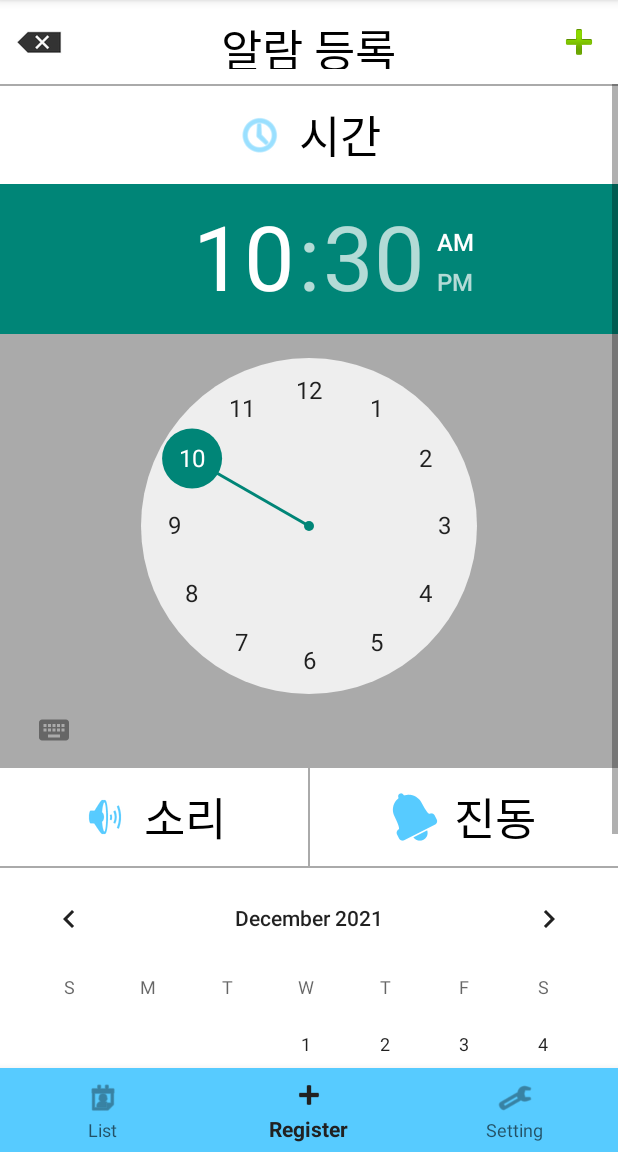
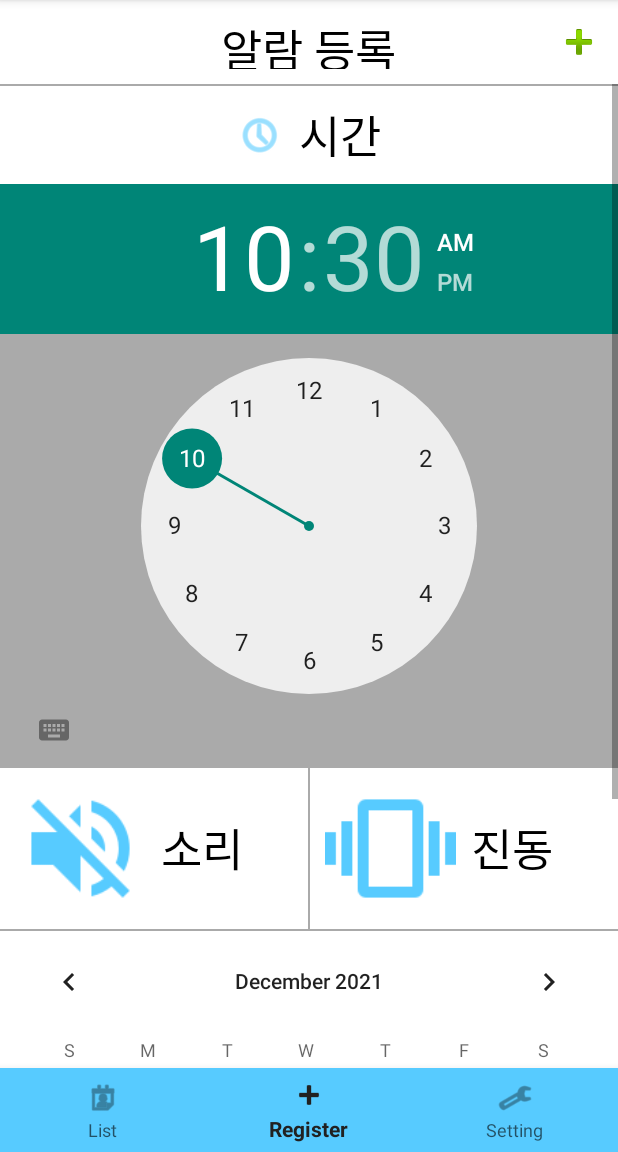
Before and after one commit to bywkd/jww_alarm, an Android app: the screen it shows after launch (MainActivity), item 2 of the bottom bar chosen, on a phone screen of 412 x 824 dp, the part 84-1236 px from its top. Run offline under Robolectric (Android 15) with nearby library versions, the phone set to English and light mode, and no system bars; our stand-ins replace Room's generated code.

Commit message:
alarm-0014: 1. Glide 이미지 추가 2. 버튼에 대한 안내팝업 추가 3. 락스크린에 대한 사운드, 진동 여부 추가

```diff
--- a/app/src/main/java/com/jww/alarm/MainActivity.kt
+++ b/app/src/main/java/com/jww/alarm/MainActivity.kt
@@ -65,7 +65,7 @@ class MainActivity : AppCompatActivity() {
         binding.bottomNV.selectedItemId = R.id.navi_list
     }
 
-    private fun loadFragment(viewType: VIEW_TYPE) {
+    fun loadFragment(viewType: VIEW_TYPE) {
         when (viewType) {
             VIEW_TYPE.ALARM_LIST -> {
 //                알람 목록 화면
--- a/app/src/main/java/com/jww/alarm/views/registerAlarmView/RegisterAlarmFragment.kt
+++ b/app/src/main/java/com/jww/alarm/views/registerAlarmView/RegisterAlarmFragment.kt
@@ -16,8 +16,11 @@ import androidx.activity.result.contract.ActivityResultContracts
 import androidx.appcompat.app.AppCompatActivity
 import androidx.lifecycle.ViewModelProvider
 import com.jww.alarm.MainActivity
+import com.jww.alarm.R
 import com.jww.alarm.bases.BaseFragment
 import com.jww.alarm.databinding.FragmentRegisterAlarmBinding
+import com.jww.alarm.eumes.VIEW_TYPE
+import com.jww.alarm.glides.GlideApp
 import com.jww.alarm.receiver.AlarmReceiver
 import com.jww.alarm.utils.DialogUtil
 import java.util.*
@@ -133,8 +136,14 @@ class RegisterAlarmFragment : BaseFragment() {
         vm.isSound.observe(viewLifecycleOwner, {
             if (it) {
 //                온 이미지
+                GlideApp.with(binding.ivSound)
+                    .load(R.drawable.baseline_volume_up_white_24)
+                    .into(binding.ivSound)
             } else {
 //                오프 이미지
+                GlideApp.with(binding.ivSound)
+                    .load(R.drawable.baseline_volume_off_white_24)
+                    .into(binding.ivSound)
             }
             Log.d("Won", "isSound = $it")
         })
@@ -142,8 +151,14 @@ class RegisterAlarmFragment : BaseFragment() {
         vm.isVibration.observe(viewLifecycleOwner, {
             if (it) {
 //                온 이미지
+                GlideApp.with(binding.ivVibration)
+                    .load(R.drawable.baseline_vibration_white_24)
+                    .into(binding.ivVibration)
             } else {
 //                오프 이미지
+                GlideApp.with(binding.ivVibration)
+                    .load(R.drawable.baseline_vibration_white_24_off)
+                    .into(binding.ivVibration)
             }
             Log.d("Won", "isVibration = $it")
         })
@@ -178,5 +193,6 @@ class RegisterAlarmFragment : BaseFragment() {
             vm.calendar.timeInMillis,
             pendingIntent
         )
+        currentAct.loadFragment(VIEW_TYPE.ALARM_LIST)
     }
 }
--- a/app/src/main/res/layout/fragment_register_alarm.xml
+++ b/app/src/main/res/layout/fragment_register_alarm.xml
@@ -1,5 +1,6 @@
 <?xml version="1.0" encoding="utf-8"?>
-<androidx.constraintlayout.widget.ConstraintLayout xmlns:android="http://schemas.android.com/apk/res/android"
+<androidx.constraintlayout.widget.ConstraintLayout
+    xmlns:android="http://schemas.android.com/apk/res/android"
     xmlns:app="http://schemas.android.com/apk/res-auto"
     android:layout_width="match_parent"
     android:layout_height="match_parent"
@@ -12,15 +13,6 @@
         android:background="@color/white"
         android:padding="10dp"
         app:layout_constraintTop_toTopOf="parent">
-
-        <ImageView
-            android:id="@+id/iv_close"
-            android:layout_width="wrap_content"
-            android:layout_height="wrap_content"
-            android:layout_gravity="start|center"
-            android:adjustViewBounds="true"
-            android:src="@android:drawable/ic_input_delete"
-            app:tint="@color/black" />
 
         <TextView
             android:layout_width="wrap_content"
@@ -98,20 +90,22 @@
                     android:background="@android:color/white"
                     android:gravity="center"
                     android:orientation="horizontal"
-                    android:padding="10dp">
+                    android:padding="10dp"
+                    android:weightSum="1">
 
                     <ImageView
                         android:id="@+id/iv_sound"
-                        android:layout_width="wrap_content"
+                        android:layout_width="0dp"
                         android:layout_height="wrap_content"
+                        android:layout_weight="0.5"
                         android:adjustViewBounds="true"
-                        android:src="@android:drawable/ic_lock_silent_mode_off"
                         app:tint="@color/basicColor" />
 
                     <TextView
-                        android:layout_width="wrap_content"
+                        android:layout_width="0dp"
                         android:layout_height="wrap_content"
                         android:layout_marginStart="10dp"
+                        android:layout_weight="0.5"
                         android:text="@string/sound"
                         android:textColor="@color/black"
                         android:textSize="30sp" />
@@ -130,20 +124,22 @@
                     android:background="@android:color/white"
                     android:gravity="center"
                     android:orientation="horizontal"
-                    android:padding="10dp">
+                    android:padding="10dp"
+                    android:weightSum="1">
 
                     <ImageView
                         android:id="@+id/iv_vibration"
-                        android:layout_width="wrap_content"
+                        android:layout_width="0dp"
                         android:layout_height="wrap_content"
+                        android:layout_weight="0.5"
                         android:adjustViewBounds="true"
-                        android:src="@android:drawable/ic_popup_reminder"
                         app:tint="@color/basicColor" />
 
                     <TextView
-                        android:layout_width="wrap_content"
+                        android:layout_width="0dp"
                         android:layout_height="wrap_content"
                         android:layout_marginStart="10dp"
+                        android:layout_weight="0.5"
                         android:text="@string/vibration"
                         android:textColor="@color/black"
                         android:textSize="30sp" />
```
Also changed, not shown: app/build.gradle (+7 -1 lines), app/src/main/java/com/jww/alarm/glides/JwwGlide.kt (added, +8 -0 lines), app/src/main/java/com/jww/alarm/receiver/AlarmReceiver.kt (+10 -6 lines), app/src/main/java/com/jww/alarm/views/alarmListView/AlarmListAdapter.kt (+10 -7 lines), app/src/main/java/com/jww/alarm/views/alarmLockScreen/AlarmLockScreenActivity.kt (+16 -8 lines), app/src/main/res/drawable/baseline_vibration_white_24.png (added), app/src/main/res/drawable/baseline_vibration_white_24_off.png (added), app/src/main/res/drawable/baseline_vibration_white_48.png (added), app/src/main/res/drawable/baseline_vibration_white_48_off.png (added), app/src/main/res/drawable/baseline_volume_off_white_24.png (added), app/src/main/res/drawable/baseline_volume_off_white_48.png (added), app/src/main/res/drawable/baseline_volume_up_white_24.png (added), app/src/main/res/drawable/baseline_volume_up_white_48.png (added).
